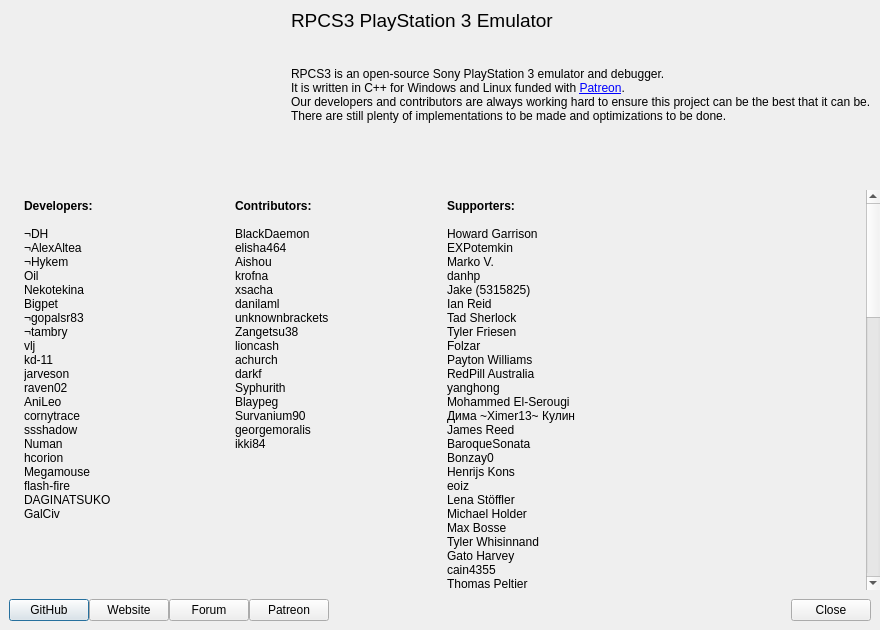
This is rpcs3/rpcs3qt/about_dialog.ui in RPCS3/rpcs3 as Qt 5 draws it before an edit. The edited form follows.
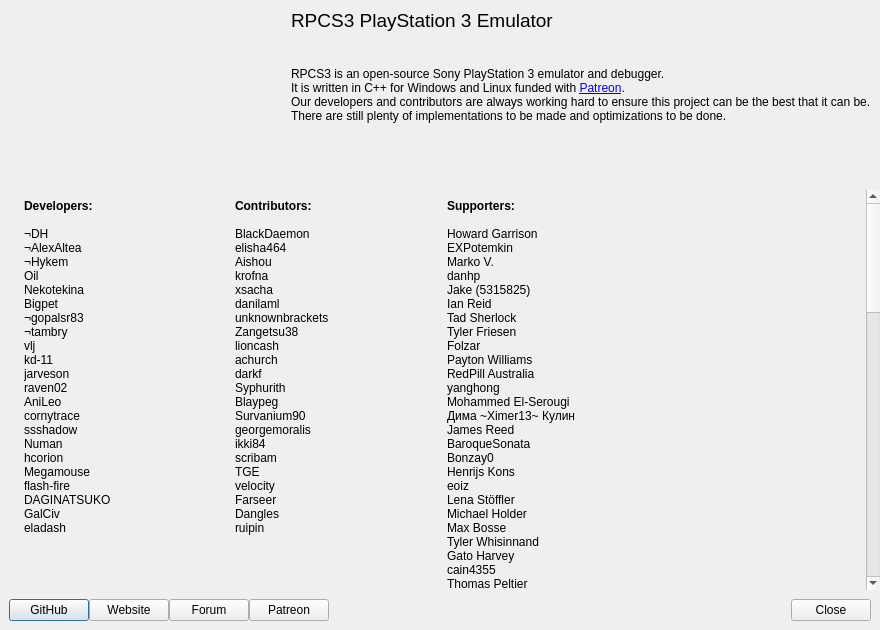
This is the edited form. Icons and pictures are not drawn.

Commit message:
Update About window
Updated supporters and contributors

Diff of the .ui file:
```diff
--- a/rpcs3/rpcs3qt/about_dialog.ui
+++ b/rpcs3/rpcs3qt/about_dialog.ui
@@ -223,7 +223,7 @@
        <item>
         <widget class="QLabel" name="developers">
          <property name="text">
-          <string>&lt;p&gt;&lt;b&gt;Developers:&lt;/b&gt;&lt;br&gt;&lt;br&gt;¬DH&lt;br&gt;¬AlexAltea&lt;br&gt;¬Hykem&lt;br&gt;Oil&lt;br&gt;Nekotekina&lt;br&gt;Bigpet&lt;br&gt;¬gopalsr83&lt;br&gt;¬tambry&lt;br&gt;vlj&lt;br&gt;kd-11&lt;br&gt;jarveson&lt;br&gt;raven02&lt;br&gt;AniLeo&lt;br&gt;cornytrace&lt;br&gt;ssshadow&lt;br&gt;Numan&lt;br&gt;hcorion&lt;br&gt;Megamouse&lt;br&gt;flash-fire&lt;br&gt;DAGINATSUKO&lt;br&gt;GalCiv&lt;/p&gt;</string>
+          <string>&lt;p&gt;&lt;b&gt;Developers:&lt;/b&gt;&lt;br&gt;&lt;br&gt;¬DH&lt;br&gt;¬AlexAltea&lt;br&gt;¬Hykem&lt;br&gt;Oil&lt;br&gt;Nekotekina&lt;br&gt;Bigpet&lt;br&gt;¬gopalsr83&lt;br&gt;¬tambry&lt;br&gt;vlj&lt;br&gt;kd-11&lt;br&gt;jarveson&lt;br&gt;raven02&lt;br&gt;AniLeo&lt;br&gt;cornytrace&lt;br&gt;ssshadow&lt;br&gt;Numan&lt;br&gt;hcorion&lt;br&gt;Megamouse&lt;br&gt;flash-fire&lt;br&gt;DAGINATSUKO&lt;br&gt;GalCiv&lt;br&gt;eladash&lt;/p&gt;</string>
          </property>
          <property name="scaledContents">
           <bool>false</bool>
@@ -236,7 +236,7 @@
        <item>
         <widget class="QLabel" name="contributors">
          <property name="text">
-          <string>&lt;p&gt;&lt;b&gt;Contributors:&lt;/b&gt;&lt;br&gt;&lt;br&gt;BlackDaemon&lt;br&gt;elisha464&lt;br&gt;Aishou&lt;br&gt;krofna&lt;br&gt;xsacha&lt;br&gt;danilaml&lt;br&gt;unknownbrackets&lt;br&gt;Zangetsu38&lt;br&gt;lioncash&lt;br&gt;achurch&lt;br&gt;darkf&lt;br&gt;Syphurith&lt;br&gt;Blaypeg&lt;br&gt;Survanium90&lt;br&gt;georgemoralis&lt;br&gt;ikki84&lt;/p&gt;</string>
+          <string>&lt;p&gt;&lt;b&gt;Contributors:&lt;/b&gt;&lt;br&gt;&lt;br&gt;BlackDaemon&lt;br&gt;elisha464&lt;br&gt;Aishou&lt;br&gt;krofna&lt;br&gt;xsacha&lt;br&gt;danilaml&lt;br&gt;unknownbrackets&lt;br&gt;Zangetsu38&lt;br&gt;lioncash&lt;br&gt;achurch&lt;br&gt;darkf&lt;br&gt;Syphurith&lt;br&gt;Blaypeg&lt;br&gt;Survanium90&lt;br&gt;georgemoralis&lt;br&gt;ikki84&lt;br&gt;scribam&lt;br&gt;TGE&lt;br&gt;velocity&lt;br&gt;Farseer&lt;br&gt;Dangles&lt;br&gt;ruipin&lt;/p&gt;</string>
          </property>
          <property name="alignment">
           <set>Qt::AlignLeading|Qt::AlignLeft|Qt::AlignTop</set>
@@ -246,7 +246,7 @@
        <item>
         <widget class="QLabel" name="supporters">
          <property name="text">
-          <string>&lt;p&gt;&lt;b&gt;Supporters:&lt;/b&gt;&lt;br&gt;&lt;br&gt;Howard Garrison&lt;br&gt;EXPotemkin&lt;br&gt;Marko V.&lt;br&gt;danhp&lt;br&gt;Jake (5315825)&lt;br&gt;Ian Reid&lt;br&gt;Tad Sherlock&lt;br&gt;Tyler Friesen&lt;br&gt;Folzar&lt;br&gt;Payton Williams&lt;br&gt;RedPill Australia&lt;br&gt;yanghong&lt;br&gt;Mohammed El-Serougi&lt;br&gt;Дима ~Ximer13~ Кулин&lt;br&gt;James Reed&lt;br&gt;BaroqueSonata&lt;br&gt;Bonzay0&lt;br&gt;Henrijs Kons&lt;br&gt;eoiz&lt;br&gt;Lena Stöffler&lt;br&gt;Michael Holder&lt;br&gt;Max Bosse&lt;br&gt;Tyler Whisinnand&lt;br&gt;Gato Harvey&lt;br&gt;cain4355&lt;br&gt;Thomas Peltier&lt;br&gt;Loli Co.&lt;br&gt;MapleLoonie&lt;br&gt;Travis McEwen&lt;br&gt;Scott Singratsomboune&lt;br&gt;T.E&lt;br&gt;Lukas Rieger&lt;br&gt;Dane Madsen&lt;br&gt;JMS&lt;br&gt;Jonatan R&lt;br&gt;Luke Johnson&lt;br&gt;Thomas Zaorski&lt;br&gt;MyOwnFan&lt;br&gt;Alexandros Mandravillis&lt;br&gt;Socker Bopper&lt;br&gt;Faris Leonhart&lt;br&gt;Fabien Net&lt;br&gt;Raves&lt;br&gt;Barrowsx&lt;br&gt;kilsuton&lt;br&gt;Max Mason&lt;br&gt;Ethan Condon&lt;br&gt;jfidone&lt;br&gt;iaDRM&lt;br&gt;Kazer2.0&lt;br&gt;Bryce Quintin&lt;br&gt;Yuri Kunde Schlesner&lt;br&gt;Abdulla Altayer&lt;br&gt;Nicolas Jallamion&lt;br&gt;Vorvek&lt;br&gt;Ian Faddis&lt;br&gt;Leon&lt;br&gt;Mohammad Taleb&lt;br&gt;Jokez&lt;br&gt;crashX&lt;br&gt;Raveskirza&lt;br&gt;Grant Deacon&lt;br&gt;michael&lt;br&gt;David Zech&lt;br&gt;Ben Manoochehri&lt;br&gt;Adnan Kovacevic&lt;br&gt;Mighty J&lt;br&gt;Sam Shan Jiang&lt;br&gt;TheAnig&lt;br&gt;Rodney Coleman&lt;br&gt;FiniteAce&lt;br&gt;Kian Soon Alex Chiam&lt;br&gt;yukkuri&lt;br&gt;Justin Chadwick&lt;br&gt;toxic Itzi&lt;br&gt;Templerror&lt;br&gt;Myles Wesley Carlson&lt;br&gt;Max Bosse&lt;br&gt;Ethan Clark&lt;br&gt;LupineDream&lt;br&gt;CheatCodesOfLife&lt;br&gt;Jan Zykmund&lt;br&gt;Francesco Cinquemani&lt;br&gt;Andylg&lt;br&gt;Julia H de Camargos&lt;br&gt;Suvodip Mitra&lt;br&gt;Goh&lt;br&gt;Dmitry&lt;br&gt;Steel Brain&lt;br&gt;VarieZ&lt;/p&gt;</string>
+          <string>&lt;p&gt;&lt;b&gt;Supporters:&lt;/b&gt;&lt;br&gt;&lt;br&gt;Howard Garrison&lt;br&gt;EXPotemkin&lt;br&gt;Marko V.&lt;br&gt;danhp&lt;br&gt;Jake (5315825)&lt;br&gt;Ian Reid&lt;br&gt;Tad Sherlock&lt;br&gt;Tyler Friesen&lt;br&gt;Folzar&lt;br&gt;Payton Williams&lt;br&gt;RedPill Australia&lt;br&gt;yanghong&lt;br&gt;Mohammed El-Serougi&lt;br&gt;Дима ~Ximer13~ Кулин&lt;br&gt;James Reed&lt;br&gt;BaroqueSonata&lt;br&gt;Bonzay0&lt;br&gt;Henrijs Kons&lt;br&gt;eoiz&lt;br&gt;Lena Stöffler&lt;br&gt;Michael Holder&lt;br&gt;Max Bosse&lt;br&gt;Tyler Whisinnand&lt;br&gt;Gato Harvey&lt;br&gt;cain4355&lt;br&gt;Thomas Peltier&lt;br&gt;Loli Co.&lt;br&gt;MapleLoonie&lt;br&gt;Travis McEwen&lt;br&gt;Scott Singratsomboune&lt;br&gt;T.E&lt;br&gt;Lukas Rieger&lt;br&gt;Dane Madsen&lt;br&gt;JMS&lt;br&gt;Jonatan R&lt;br&gt;Luke Johnson&lt;br&gt;Thomas Zaorski&lt;br&gt;MyOwnFan&lt;br&gt;Alexandros Mandravillis&lt;br&gt;Socker Bopper&lt;br&gt;Faris Leonhart&lt;br&gt;Fabien Net&lt;br&gt;Raves&lt;br&gt;Barrowsx&lt;br&gt;kilsuton&lt;br&gt;Max Mason&lt;br&gt;Ethan Condon&lt;br&gt;jfidone&lt;br&gt;iaDRM&lt;br&gt;Kazer2.0&lt;br&gt;Bryce Quintin&lt;br&gt;Yuri Kunde Schlesner&lt;br&gt;Abdulla Altayer&lt;br&gt;Nicolas Jallamion&lt;br&gt;Vorvek&lt;br&gt;Ian Faddis&lt;br&gt;Leon&lt;br&gt;Mohammad Taleb&lt;br&gt;Jokez&lt;br&gt;crashX&lt;br&gt;Raveskirza&lt;br&gt;Grant Deacon&lt;br&gt;michael&lt;br&gt;David Zech&lt;br&gt;Ben Manoochehri&lt;br&gt;Adnan Kovacevic&lt;br&gt;Mighty J&lt;br&gt;Sam Shan Jiang&lt;br&gt;TheAnig&lt;br&gt;Rodney Coleman&lt;br&gt;FiniteAce&lt;br&gt;Kian Soon Alex Chiam&lt;br&gt;yukkuri&lt;br&gt;Justin Chadwick&lt;br&gt;toxic Itzi&lt;br&gt;Templerror&lt;br&gt;Myles Wesley Carlson&lt;br&gt;Max Bosse&lt;br&gt;Ethan Clark&lt;br&gt;LupineDream&lt;br&gt;CheatCodesOfLife&lt;br&gt;Jan Zykmund&lt;br&gt;Francesco Cinquemani&lt;br&gt;Andylg&lt;br&gt;Julia H de Camargos&lt;br&gt;Suvodip Mitra&lt;br&gt;Goh&lt;br&gt;Dmitry&lt;br&gt;Steel Brain&lt;br&gt;VarieZ&lt;br&gt;William Swango&lt;br&gt;Matthew Messersmith&lt;br&gt;Duane Locsin&lt;br&gt;Shuddertrix&lt;br&gt;Loweys Litsman&lt;/p&gt;</string>
          </property>
          <property name="alignment">
           <set>Qt::AlignLeading|Qt::AlignLeft|Qt::AlignTop</set>
```
